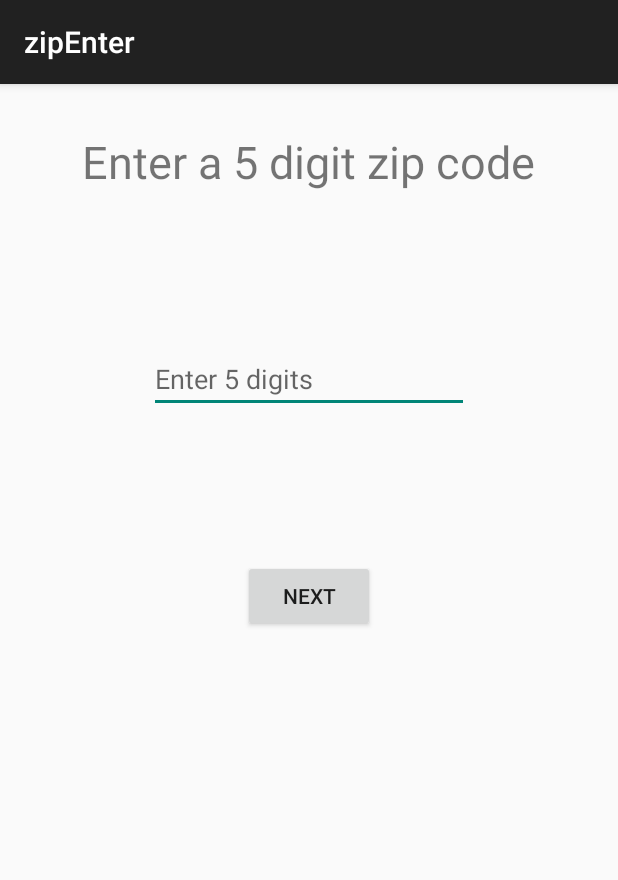
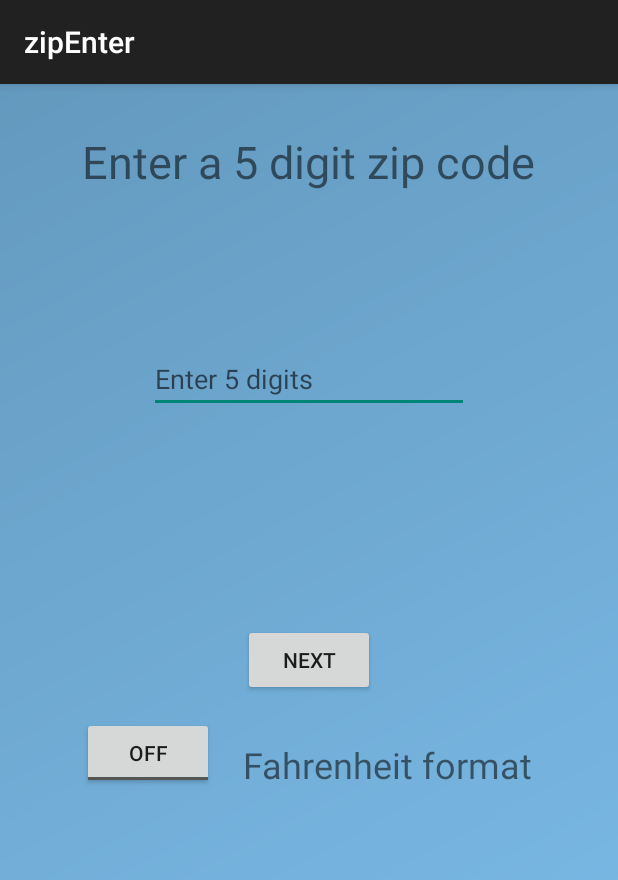
Before and after one commit to jefullmer/sunshine, an Android app: the screen it shows after launch (zipEnter), after a tap on "NEXT", on a phone screen of 412 x 824 dp. Shown: the top 880 px of the screen. Run offline under Robolectric (Android 15) with nearby library versions, the phone set to English and light mode, and no system bars.

Commit message:
Fah toggle button Gradient background Title text changed

```diff
--- a/app/src/main/java/com/example/android/sunshine/app/ForecastFragment.java
+++ b/app/src/main/java/com/example/android/sunshine/app/ForecastFragment.java
@@ -41,6 +41,7 @@ public class ForecastFragment extends Fragment {
 
     ArrayAdapter<String> mForecastAdapter;
     String zipText = "84102";
+    String fahOn = "false";
 
     public ForecastFragment() {
     }
@@ -74,6 +75,7 @@ public class ForecastFragment extends Fragment {
 
         //zipText = Intent.getStringExtra(zipEnter.EXTRA_MESSAGE);
         zipText = zipEnter.EXTRA_MESSAGE;
+        fahOn = zipEnter.fahOn;
 
         String[] data = {
                     "Mon 6/23 - Sunny - 31/17",
@@ -99,7 +101,7 @@ public class ForecastFragment extends Fragment {
         ListView listView = (ListView) rootView.findViewById(R.id.listview_forecast);
         listView.setAdapter(mForecastAdapter);
 
-        weatherTask.execute(zipText, "true");
+        weatherTask.execute(zipText, fahOn);
 
         return rootView;
     }
--- a/app/src/main/java/com/example/android/sunshine/app/zipEnter.java
+++ b/app/src/main/java/com/example/android/sunshine/app/zipEnter.java
@@ -6,10 +6,12 @@ import android.support.v7.app.ActionBarActivity;
 import android.view.View;
 import android.widget.EditText;
 import android.widget.Toast;
+import android.widget.ToggleButton;
 
 public class zipEnter extends ActionBarActivity {
 
     public static String EXTRA_MESSAGE = "Now to something completely different";
+    public static String fahOn = "false";
 
     @Override
     protected void onCreate(Bundle savedInstanceState) {
@@ -17,12 +19,39 @@ public class zipEnter extends ActionBarActivity {
         setContentView(R.layout.activity_zip_enter);
     }
 
+    public void onToggleClicked(View view)
+    {
+        boolean on = ((ToggleButton) view).isChecked();
+        if (on)
+        {
+            fahOn = "true";
+        }
+        else
+        {
+            fahOn = "false";
+        }
+    }
+
     public void submitZip(View view)
     {
         EditText zip = (EditText) findViewById(R.id.zipCode);
         String zipText = zip.getText().toString();
         Intent intent = new Intent(this, MainActivity.class);
+
+        /*ToggleButton fahToggle = (ToggleButton) findViewById(R.id.toggleButton);
+        fahToggle.setOnCheckedChangeListener(new CompoundButton.OnCheckedChangeListener(){
+            public void onCheckedChanged(CompoundButton buttonView, boolean isChecked){
+            if (isChecked){
+                fahOn = "true";
+            }
+            else{
+                fahOn = "false";
+            }
+        }
+    });*/
+
         EXTRA_MESSAGE = zipText;
+        System.out.println(fahOn);
         if (EXTRA_MESSAGE.length() < 5)
         {
             Toast.makeText(getApplicationContext(), "Please enter a 5 digit zip code", Toast.LENGTH_SHORT).show();
--- /dev/null
+++ b/app/src/main/res/drawable-xxhdpi/gradient_background.xml
@@ -0,0 +1,8 @@
+<?xml version="1.0" encoding="utf-8"?>
+<shape xmlns:android="http://schemas.android.com/apk/res/android"
+    android:shape="rectangle">
+    <gradient
+        android:startColor="#7ec0ee"
+        android:endColor="#6499be"
+        android:angle="135"/>
+</shape>
--- a/app/src/main/res/layout/activity_main.xml
+++ b/app/src/main/res/layout/activity_main.xml
@@ -1,4 +1,5 @@
 <FrameLayout xmlns:android="http://schemas.android.com/apk/res/android"
     xmlns:tools="http://schemas.android.com/tools" android:id="@+id/container"
     android:layout_width="match_parent" android:layout_height="match_parent"
-    tools:context=".MainActivity" tools:ignore="MergeRootFrame" />
+    tools:context=".MainActivity" tools:ignore="MergeRootFrame"
+    android:background="@drawable/gradient_background"/>
--- a/app/src/main/res/layout/activity_splash_screen.xml
+++ b/app/src/main/res/layout/activity_splash_screen.xml
@@ -30,7 +30,7 @@
         android:layout_centerHorizontal="true"/>
 
     <TextView
-        android:text="Guessing Game"
+        android:text="Sun Shine"
         android:layout_width="wrap_content"
         android:layout_height="wrap_content"
         android:id="@+id/textView"
--- a/app/src/main/res/layout/activity_zip_enter.xml
+++ b/app/src/main/res/layout/activity_zip_enter.xml
@@ -8,7 +8,8 @@
     android:paddingLeft="@dimen/activity_horizontal_margin"
     android:paddingRight="@dimen/activity_horizontal_margin"
     android:paddingTop="@dimen/activity_vertical_margin"
-    tools:context="com.example.android.sunshine.app.zipEnter">
+    tools:context="com.example.android.sunshine.app.zipEnter"
+    android:background="@drawable/gradient_background">
 
     <TextView
         android:text="Enter a 5 digit zip code"
@@ -36,9 +37,29 @@
         android:text="Next"
         android:layout_width="wrap_content"
         android:layout_height="wrap_content"
-        android:layout_below="@+id/zipCode"
-        android:layout_centerHorizontal="true"
-        android:layout_marginTop="98dp"
         android:id="@+id/submit"
-        android:onClick="submitZip" />
+        android:onClick="submitZip"
+        android:layout_centerVertical="true"
+        android:layout_centerHorizontal="true" />
+
+    <ToggleButton
+        android:text="ToggleButton"
+        android:layout_width="wrap_content"
+        android:layout_height="wrap_content"
+        android:id="@+id/toggleButton"
+        android:layout_below="@+id/submit"
+        android:layout_alignLeft="@+id/message"
+        android:layout_alignStart="@+id/message"
+        android:layout_marginTop="14dp"
+        android:onClick="onToggleClicked"/>
+
+    <TextView
+        android:text="Fahrenheit format"
+        android:layout_width="wrap_content"
+        android:layout_height="wrap_content"
+        android:id="@+id/textView3"
+        android:textSize="24sp"
+        android:layout_alignBottom="@+id/toggleButton"
+        android:layout_alignLeft="@+id/submit"
+        android:layout_alignStart="@+id/submit" />
 </RelativeLayout>
--- a/app/src/main/res/layout/fragment_main.xml
+++ b/app/src/main/res/layout/fragment_main.xml
@@ -9,6 +9,7 @@
     <ListView
         android:id="@+id/listview_forecast"
         android:layout_width="match_parent"
-        android:layout_height="match_parent"/>
+        android:layout_height="match_parent"
+        android:background="@drawable/gradient_background"/>
 
 </RelativeLayout>
```
